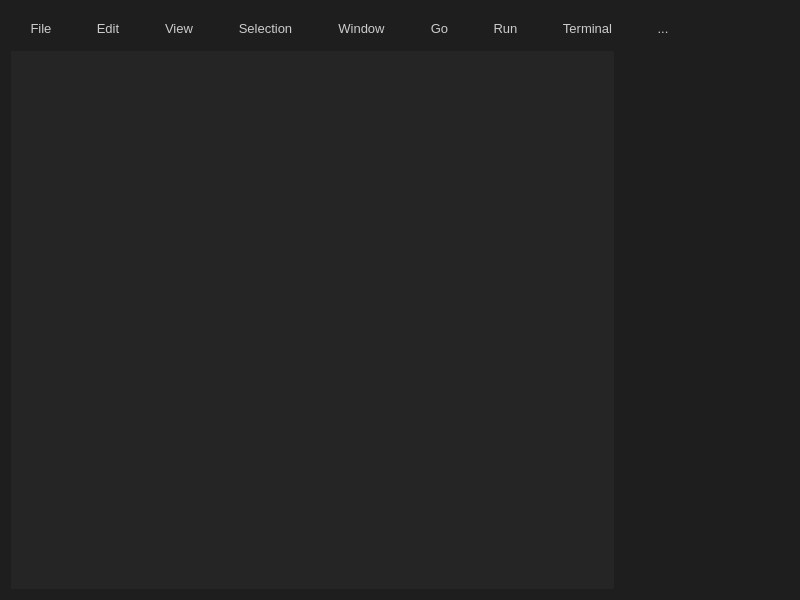
Before: the Qt Designer form Juan-Studio-Code/form.ui in JuanMontoya888/FP-Compilers-I-and-II, drawn with Qt 5.
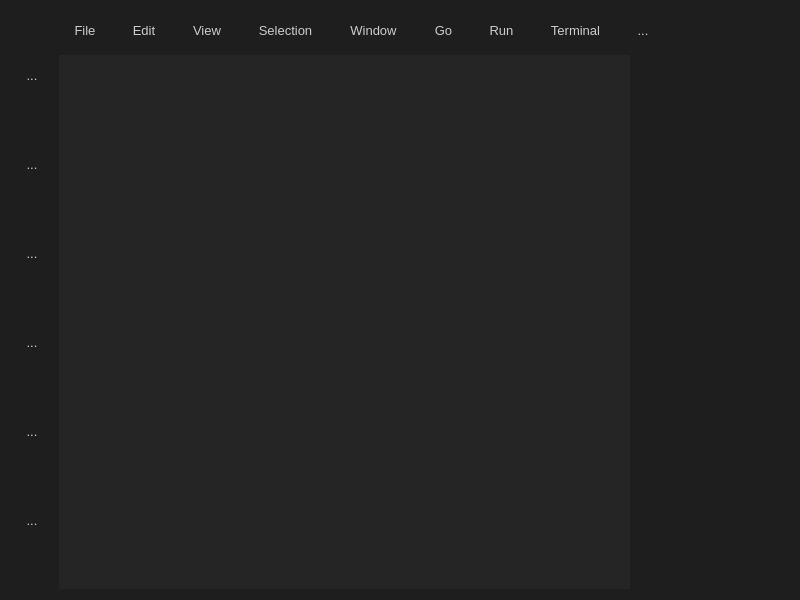
After: the same form once the commit is applied.

The edit to the form file:
```diff
--- a/Juan-Studio-Code/form.ui
+++ b/Juan-Studio-Code/form.ui
@@ -25,14 +25,14 @@
     font-size: 13px;
 }
 
-/* --- BARRA SUPERIOR (Menú simulado) --- */
+/* --- BARRA SUPERIOR --- */
 QToolButton {
     background-color: transparent;
     color: #cccccc;
     border: none;
     padding: 6px 12px;
     margin: 2px;
-    border-radius: 4px; /* Bordes redondeados sutiles */
+    border-radius: 4px;
 }
 
 QToolButton:hover {
@@ -40,16 +40,14 @@
     color: #ffffff;
 }
 
-/* Quita la flecha por defecto de los menús desplegables */
 QToolButton::menu-indicator {
     image: none; 
 }
 
-/* --- SPLITTER (Divisor arrastrable) --- */
+/* --- SPLITTER --- */
 QSplitter::handle {
     background-color: #1e1e1e;
 }
-/* Diferenciamos si arrastras vertical u horizontalmente */
 QSplitter::handle:horizontal {
     border-left: 1px solid #252526;
     width: 2px;
@@ -63,12 +61,11 @@
 }
 
 /* --- BARRA LATERAL (Project Explorer) --- */
-/* ¡CORREGIDO A QTreeView! */
 QTreeView {
-    background-color: #252526; /* Un tono ligeramente distinto al editor */
+    background-color: #252526;
     color: #cccccc;
     border: none;
-    outline: none; /* Quita el borde punteado horrible de Windows al hacer clic */
+    outline: none;
 }
 
 QTreeView::item {
@@ -86,7 +83,7 @@
     color: #ffffff;
 }
 
-/* --- PESTAÑAS (QTabWidget) --- */
+/* --- PESTAÑAS PRINCIPALES (EDITOR) --- */
 QTabWidget::pane {
     border: none;
     background-color: #1e1e1e;
@@ -97,13 +94,13 @@
     color: #858585;
     padding: 8px 20px;
     border: none;
-    border-right: 1px solid #1e1e1e; /* Separador entre pestañas */
+    border-right: 1px solid #1e1e1e;
 }
 
 QTabBar::tab:selected {
     background-color: #1e1e1e;
     color: #ffffff;
-    border-top: 2px solid #007acc; /* Línea azul en la pestaña activa */
+    border-top: 2px solid #007acc;
 }
 
 QTabBar::tab:hover:!selected {
@@ -119,13 +116,43 @@
     font-size: 14px;
     border: none;
     padding: 5px;
-    selection-background-color: #264f78; /* Color azul transparente al seleccionar texto */
+    selection-background-color: #264f78;
 }
 
-/* --- SCROLLBARS NIVEL DIOS --- */
+/* --- PANEL INFERIOR (Terminal y Análisis) --- */
+QTabWidget#bottomTabs::pane {
+    border: none;
+    background-color: #181818;
+}
+
+QTabWidget#bottomTabs QTabBar {
+    background-color: #1e1e1e;
+}
+
+QTabWidget#bottomTabs QTabBar::tab {
+    background-color: #2d2d2d;
+    color: #858585;
+    padding: 5px 15px;
+    font-size: 11px;
+    border-right: 1px solid #181818;
+    border-top: none;
+}
+
+QTabWidget#bottomTabs QTabBar::tab:selected {
+    background-color: #181818;
+    color: white;
+    border-bottom: 2px solid #007acc;
+}
+
+QTabWidget#bottomTabs QPlainTextEdit {
+    background-color: #181818;
+    padding: 10px;
+}
+
+/* --- SCROLLBARS --- */
 QScrollBar:vertical, QScrollBar:horizontal {
     border: none;
-    background: transparent; /* Fondo invisible */
+    background: transparent;
     width: 12px;
     height: 12px;
     margin: 0px;
@@ -133,29 +160,98 @@
 
 QScrollBar::handle:vertical, QScrollBar::handle:horizontal {
     background: #424242;
-    border-radius: 5px; /* Scrollbars redondeados */
+    border-radius: 5px;
     min-height: 20px;
     min-width: 20px;
-    margin: 2px; /* Margen para que floten y no toquen el borde */
+    margin: 2px;
 }
 
 QScrollBar::handle:vertical:hover, QScrollBar::handle:horizontal:hover {
     background: #4f4f4f; 
 }
 
-/* Ocultamos las flechitas de los extremos (nadie las usa en un IDE moderno) */
-QScrollBar::add-line, QScrollBar::sub-line {
+QScrollBar::add-line, QScrollBar::sub-line, QScrollBar::add-page, QScrollBar::sub-page {
     background: none;
     border: none;
     height: 0px;
     width: 0px;
 }
-QScrollBar::add-page, QScrollBar::sub-page {
-    background: none;
+
+/* --- ACTIVITY BAR --- */
+QToolButton {
+    background-color: transparent;
+    border: none;
+    padding: 8px;
+    border-radius: 4px;
+}
+
+QToolButton:hover {
+    background-color: #333333; 
+}
+
+QToolButton:checked {
+    border-left: 2px solid #007acc; 
+    background-color: #1e1e1e;
 }</string>
   </property>
   <layout class="QGridLayout" name="gridLayout_2">
-   <item row="1" column="0" colspan="12">
+   <item row="0" column="7">
+    <widget class="QToolButton" name="runButton">
+     <property name="text">
+      <string>Run</string>
+     </property>
+    </widget>
+   </item>
+   <item row="0" column="3">
+    <widget class="QToolButton" name="viewButton">
+     <property name="text">
+      <string>View</string>
+     </property>
+    </widget>
+   </item>
+   <item row="0" column="1">
+    <widget class="QToolButton" name="fileButton">
+     <property name="text">
+      <string>File</string>
+     </property>
+    </widget>
+   </item>
+   <item row="0" column="9">
+    <widget class="QToolButton" name="toolsButton">
+     <property name="text">
+      <string>...</string>
+     </property>
+    </widget>
+   </item>
+   <item row="0" column="5">
+    <widget class="QToolButton" name="toolButton">
+     <property name="text">
+      <string>Window</string>
+     </property>
+    </widget>
+   </item>
+   <item row="0" column="6">
+    <widget class="QToolButton" name="goButton">
+     <property name="text">
+      <string>Go</string>
+     </property>
+    </widget>
+   </item>
+   <item row="0" column="4">
+    <widget class="QToolButton" name="selButton">
+     <property name="text">
+      <string>Selection</string>
+     </property>
+    </widget>
+   </item>
+   <item row="0" column="2">
+    <widget class="QToolButton" name="editButton">
+     <property name="text">
+      <string>Edit</string>
+     </property>
+    </widget>
+   </item>
+   <item row="1" column="1" colspan="12">
     <widget class="QSplitter" name="splitter">
      <property name="orientation">
       <enum>Qt::Orientation::Horizontal</enum>
@@ -175,68 +271,58 @@
      </widget>
     </widget>
    </item>
-   <item row="0" column="1">
-    <widget class="QToolButton" name="editButton">
-     <property name="text">
-      <string>Edit</string>
-     </property>
-    </widget>
-   </item>
-   <item row="0" column="6">
-    <widget class="QToolButton" name="runButton">
-     <property name="text">
-      <string>Run</string>
-     </property>
-    </widget>
-   </item>
-   <item row="0" column="7">
+   <item row="0" column="8">
     <widget class="QToolButton" name="terminalButton">
      <property name="text">
       <string>Terminal</string>
      </property>
     </widget>
    </item>
-   <item row="0" column="5">
-    <widget class="QToolButton" name="goButton">
-     <property name="text">
-      <string>Go</string>
-     </property>
-    </widget>
-   </item>
-   <item row="0" column="8">
-    <widget class="QToolButton" name="toolsButton">
-     <property name="text">
-      <string>...</string>
-     </property>
-    </widget>
-   </item>
-   <item row="0" column="3">
-    <widget class="QToolButton" name="selButton">
-     <property name="text">
-      <string>Selection</string>
-     </property>
-    </widget>
-   </item>
-   <item row="0" column="2">
-    <widget class="QToolButton" name="viewButton">
-     <property name="text">
-      <string>View</string>
-     </property>
-    </widget>
-   </item>
-   <item row="0" column="0">
-    <widget class="QToolButton" name="fileButton">
-     <property name="text">
-      <string>File</string>
-     </property>
-    </widget>
-   </item>
-   <item row="0" column="4">
-    <widget class="QToolButton" name="toolButton">
-     <property name="text">
-      <string>Window</string>
-     </property>
-    </widget>
+   <item row="0" column="0" rowspan="2">
+    <layout class="QVBoxLayout" name="verticalLayout">
+     <item>
+      <widget class="QToolButton" name="lexicoButton">
+       <property name="text">
+        <string>...</string>
+       </property>
+      </widget>
+     </item>
+     <item>
+      <widget class="QToolButton" name="sintacticoButton">
+       <property name="text">
+        <string>...</string>
+       </property>
+      </widget>
+     </item>
+     <item>
+      <widget class="QToolButton" name="semanticoButton">
+       <property name="text">
+        <string>...</string>
+       </property>
+      </widget>
+     </item>
+     <item>
+      <widget class="QToolButton" name="codIntButton">
+       <property name="text">
+        <string>...</string>
+       </property>
+      </widget>
+     </item>
+     <item>
+      <widget class="QToolButton" name="runButton_">
+       <property name="text">
+        <string>...</string>
+       </property>
+      </widget>
+     </item>
+     <item>
+      <widget class="QToolButton" name="errorButton">
+       <property name="text">
+        <string>...</string>
+       </property>
+      </widget>
+     </item>
+    </layout>
    </item>
   </layout>
  </widget>
```
Left out of the diff: 4 changed lines with no effect on the pictures.
